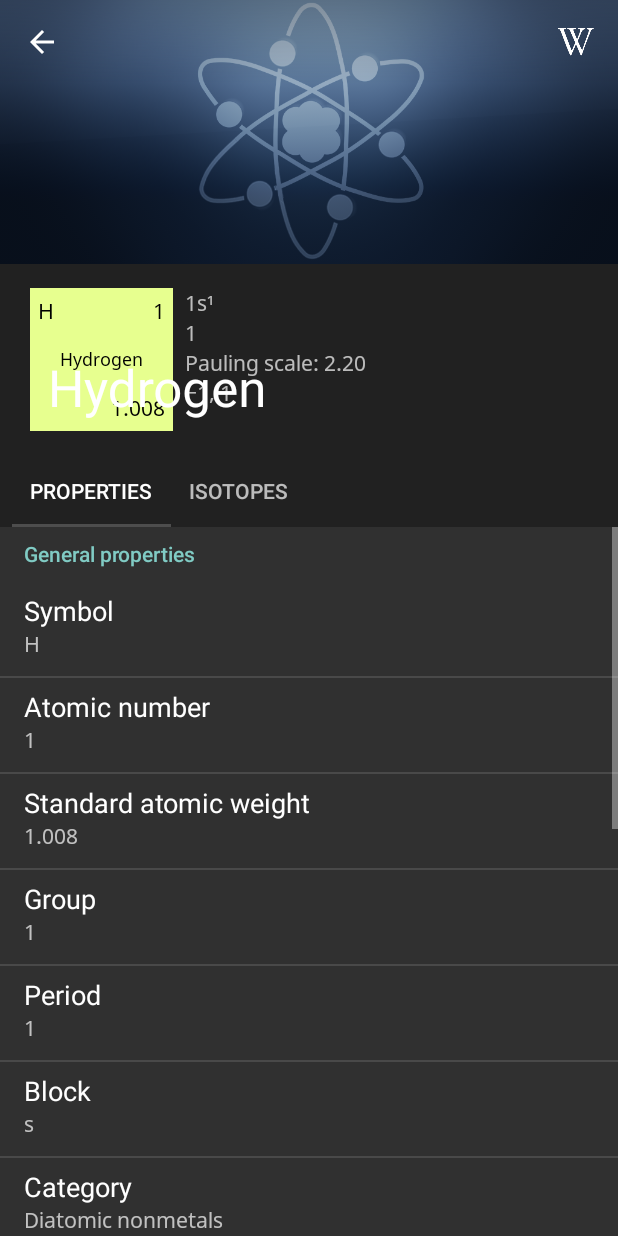
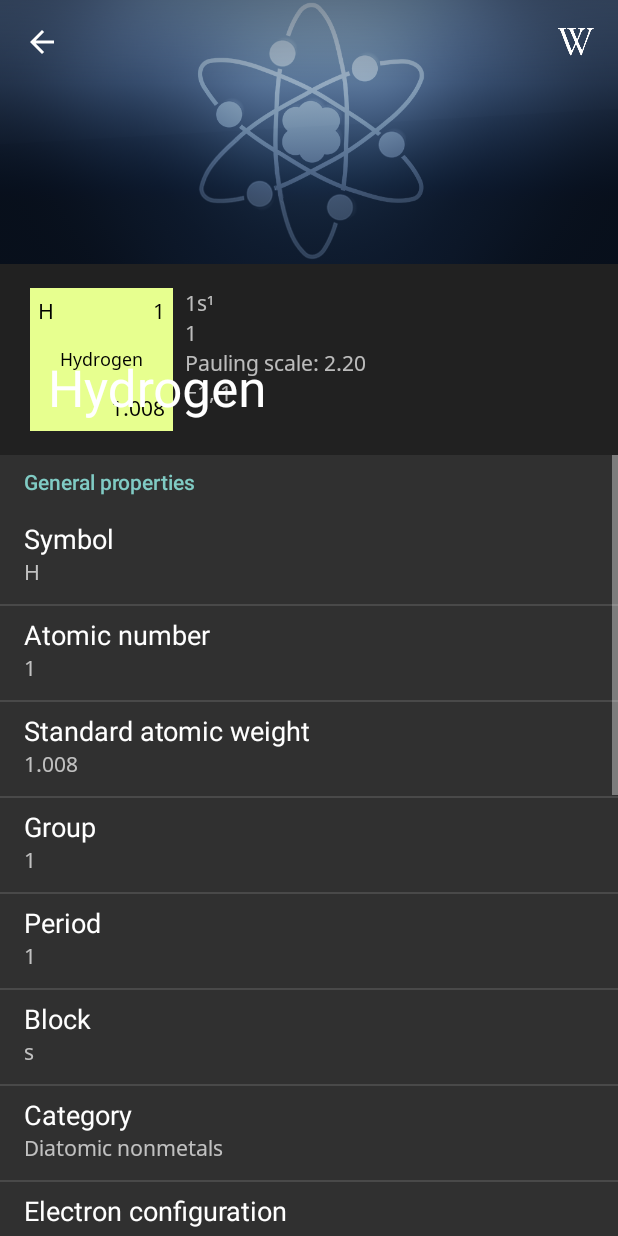
Before and after one commit to googsorbust/elemon-go, an Android app: the PropertiesActivity screen opened directly, with no data from a screen before it, on a phone screen of 412 x 824 dp. Run offline under Robolectric (Android 15) with nearby library versions, the phone set to English and light mode, and no system bars; our stand-ins replace Picasso; pictures from the network do not load.

Commit message:
Remove excess periodic table code

```diff
--- a/app/src/main/java/com/frozendevs/periodictable/activity/PropertiesActivity.java
+++ b/app/src/main/java/com/frozendevs/periodictable/activity/PropertiesActivity.java
@@ -5,13 +5,10 @@ import android.graphics.Typeface;
 import android.net.ConnectivityManager;
 import android.net.NetworkInfo;
 import android.net.Uri;
-import android.os.Build;
 import android.os.Bundle;
 import android.preference.PreferenceManager;
 import android.support.design.widget.CollapsingToolbarLayout;
-import android.support.design.widget.TabLayout;
 import android.support.v4.app.SharedElementCallback;
-import android.support.v4.view.ViewPager;
 import android.support.v7.app.AppCompatActivity;
 import android.support.v7.widget.Toolbar;
 import android.view.*;
@@ -19,12 +16,10 @@ import android.widget.ImageView;
 import android.widget.TextView;
 import com.frozendevs.periodictable.PeriodicTableApplication;
 import com.frozendevs.periodictable.content.Database;
-import com.frozendevs.periodictable.fragment.IsotopesFragment;
 import com.frozendevs.periodictable.fragment.PropertiesFragment;
 import com.frozendevs.periodictable.model.ElementProperties;
 import com.frozendevs.periodictable.model.adapter.PropertiesAdapter;
 import com.frozendevs.periodictable.model.adapter.TableAdapter;
-import com.frozendevs.periodictable.model.adapter.ViewPagerAdapter;
 import com.frozendevs.periodictable.view.RecyclerView;
 import com.squareup.picasso.Callback;
 import com.squareup.picasso.NetworkPolicy;
@@ -48,7 +43,6 @@ public class PropertiesActivity extends AppCompatActivity {
 
         setContentView(R.layout.properties_activity);
 
-        if (Build.VERSION.SDK_INT >= Build.VERSION_CODES.LOLLIPOP) {
         final PeriodicTableApplication application = (PeriodicTableApplication) getApplication();
 
         final SharedElementCallback callback = application.getSharedElementCallback();
@@ -65,7 +59,6 @@ public class PropertiesActivity extends AppCompatActivity {
 
         if (listener != null) {
             getWindow().getDecorView().addOnAttachStateChangeListener(listener);
-            }
         }
 
         if (savedInstanceState == null || (mElementProperties = savedInstanceState.getParcelable(
@@ -87,15 +80,12 @@ public class PropertiesActivity extends AppCompatActivity {
         Bundle bundle = new Bundle();
         bundle.putParcelable(ARGUMENT_PROPERTIES, mElementProperties);
 
-        ViewPagerAdapter pagerAdapter = new ViewPagerAdapter(this);
-        pagerAdapter.addPage(R.string.fragment_title_properties, PropertiesFragment.class, bundle);
-        pagerAdapter.addPage(R.string.fragment_title_isotopes, IsotopesFragment.class, bundle);
 
-        ViewPager viewPager = findViewById(R.id.pager);
-        viewPager.setAdapter(pagerAdapter);
+        PropertiesFragment propertiesFragment = new PropertiesFragment();
+        propertiesFragment.setArguments(bundle);
 
-        TabLayout tabLayout = findViewById(R.id.tabs);
-        tabLayout.setupWithViewPager(viewPager);
+        getSupportFragmentManager().beginTransaction()
+                .add(R.id.fragment_container, propertiesFragment).commit();
 
         Typeface typeface = Typeface.createFromAsset(getAssets(), "fonts/NotoSans-Regular.ttf");
 
--- a/app/src/main/java/com/frozendevs/periodictable/fragment/IsotopesFragment.java
+++ /dev/null
@@ -1,85 +0,0 @@
-package com.frozendevs.periodictable.fragment;
-
-import android.os.Bundle;
-import android.os.Parcelable;
-import android.support.v4.app.Fragment;
-import android.support.v7.widget.LinearLayoutManager;
-import android.view.LayoutInflater;
-import android.view.View;
-import android.view.ViewGroup;
-import com.frozendevs.periodictable.activity.PropertiesActivity;
-import com.frozendevs.periodictable.model.ElementProperties;
-import com.frozendevs.periodictable.view.RecyclerView;
-import com.frozendevs.periodictable.widget.DividerDecoration;
-import org.jetbrains.annotations.NotNull;
-import org.tensorflow.lite.examples.detection.R;
-
-//import com.frozendevs.periodictable.model.adapter.IsotopesAdapter;
-//import com.h6ah4i.android.widget.advrecyclerview.animator.GeneralItemAnimator;
-//import com.h6ah4i.android.widget.advrecyclerview.animator.RefactoredDefaultItemAnimator;
-//import com.h6ah4i.android.widget.advrecyclerview.expandable.RecyclerViewExpandableItemManager;
-//import com.h6ah4i.android.widget.advrecyclerview.utils.WrapperAdapterUtils;
-
-public class IsotopesFragment extends Fragment {
-    private static final String SAVED_STATE_EXPANDABLE_ITEM_MANAGER =
-            "RecyclerViewExpandableItemManager";
-
-    private RecyclerView.Adapter mWrappedAdapter;
-//    private RecyclerViewExpandableItemManager mRecyclerViewExpandableItemManager;
-
-    @Override
-    public View onCreateView(@NotNull LayoutInflater inflater, ViewGroup container,
-                             Bundle savedInstanceState) {
-        View layout = inflater.inflate(R.layout.properties_fragment, container, false);
-
-        final RecyclerView recyclerView = layout.findViewById(R.id.properties_list);
-
-        final Parcelable savedState = (savedInstanceState != null) ?
-                savedInstanceState.getParcelable(SAVED_STATE_EXPANDABLE_ITEM_MANAGER) : null;
-//        mRecyclerViewExpandableItemManager = new RecyclerViewExpandableItemManager(savedState);
-
-        ElementProperties properties = (ElementProperties) getArguments().get(
-                PropertiesActivity.ARGUMENT_PROPERTIES);
-
-//        IsotopesAdapter adapter = new IsotopesAdapter(getActivity(), properties.getIsotopes());
-
-//        mWrappedAdapter = mRecyclerViewExpandableItemManager.createWrappedAdapter(adapter);
-
-//        GeneralItemAnimator animator = new RefactoredDefaultItemAnimator();
-//        animator.setSupportsChangeAnimations(false);
-
-        recyclerView.setLayoutManager(new LinearLayoutManager(getActivity()));
-        recyclerView.setAdapter(mWrappedAdapter);
-        recyclerView.addItemDecoration(new DividerDecoration(getActivity()));
-//        recyclerView.setItemAnimator(animator);
-
-//        mRecyclerViewExpandableItemManager.attachRecyclerView(recyclerView);
-
-        getActivity().registerForContextMenu(recyclerView);
-
-        return layout;
-    }
-
-    @Override
-    public void onDestroyView() {
-//        if (mRecyclerViewExpandableItemManager != null) {
-//            mRecyclerViewExpandableItemManager.release();
-//        }
-//
-//        if (mWrappedAdapter != null) {
-//            WrapperAdapterUtils.releaseAll(mWrappedAdapter);
-//        }
-
-        super.onDestroyView();
-    }
-
-    @Override
-    public void onSaveInstanceState(@NotNull Bundle outState) {
-        super.onSaveInstanceState(outState);
-
-//        if (mRecyclerViewExpandableItemManager != null) {
-//            outState.putParcelable(SAVED_STATE_EXPANDABLE_ITEM_MANAGER,
-//                    mRecyclerViewExpandableItemManager.getSavedState());
-//        }
-    }
-}
--- a/app/src/main/res/layout/properties_activity.xml
+++ b/app/src/main/res/layout/properties_activity.xml
@@ -4,10 +4,10 @@
     xmlns:tools="http://schemas.android.com/tools"
     android:layout_width="match_parent"
     android:layout_height="match_parent"
-    tools:context=".activity.PropertiesActivity">
+    tools:context="com.frozendevs.periodictable.activity.PropertiesActivity">
 
-    <android.support.v4.view.ViewPager
-        android:id="@+id/pager"
+    <FrameLayout
+        android:id="@+id/fragment_container"
         android:layout_width="match_parent"
         android:layout_height="match_parent"
         app:layout_behavior="@string/appbar_scrolling_view_behavior" />
@@ -81,9 +81,9 @@
                         android:layout_height="wrap_content"
                         android:layout_gravity="start"
                         android:ellipsize="marquee"
-                        android:maxLines="1"
                         android:text="@string/property_electron_configuration"
                         android:textAlignment="viewStart"
+                        android:singleLine="true"
                         android:textAppearance="?android:attr/textAppearanceSmall" />
 
                     <TextView
@@ -92,9 +92,9 @@
                         android:layout_height="wrap_content"
                         android:layout_gravity="start"
                         android:ellipsize="marquee"
-                        android:maxLines="1"
                         android:text="@string/property_electrons_per_shell"
                         android:textAlignment="viewStart"
+                        android:singleLine="true"
                         android:textAppearance="?android:attr/textAppearanceSmall" />
 
                     <TextView
@@ -103,9 +103,9 @@
                         android:layout_height="wrap_content"
                         android:layout_gravity="start"
                         android:ellipsize="marquee"
-                        android:maxLines="1"
                         android:text="@string/property_electronegativity"
                         android:textAlignment="viewStart"
+                        android:singleLine="true"
                         android:textAppearance="?android:attr/textAppearanceSmall" />
 
                     <TextView
@@ -114,9 +114,9 @@
                         android:layout_height="wrap_content"
                         android:layout_gravity="start"
                         android:ellipsize="marquee"
-                        android:maxLines="1"
                         android:text="@string/property_oxidation_states"
                         android:textAlignment="viewStart"
+                        android:singleLine="true"
                         android:textAppearance="?android:attr/textAppearanceSmall" />
 
                 </LinearLayout>
@@ -140,15 +140,6 @@
 
         </android.support.design.widget.CollapsingToolbarLayout>
 
-        <android.support.design.widget.TabLayout
-            android:id="@+id/tabs"
-            android:layout_width="match_parent"
-            android:layout_height="wrap_content"
-            android:layout_marginLeft="@dimen/view_pager_tabs_side_padding"
-            android:layout_marginRight="@dimen/view_pager_tabs_side_padding"
-            app:tabIndicatorColor="@color/ripple_dark"
-            app:tabMode="scrollable" />
-
     </com.frozendevs.periodictable.widget.AppBarLayout>
 
 </android.support.design.widget.CoordinatorLayout>
```
Also changed, not shown: app/src/main/java/com/frozendevs/periodictable/activity/MainActivity.java (+0 -42 lines), app/src/main/java/com/frozendevs/periodictable/activity/SettingsActivity.java (deleted, +0 -160 lines), app/src/main/java/com/frozendevs/periodictable/fragment/ElementsFragment.java (deleted, +0 -174 lines), app/src/main/res/layout/main_activity.xml (+5 -27 lines), app/src/main/res/menu/main_menu.xml (deleted, +0 -12 lines). Lines whose indentation alone changed are shown as unchanged.
